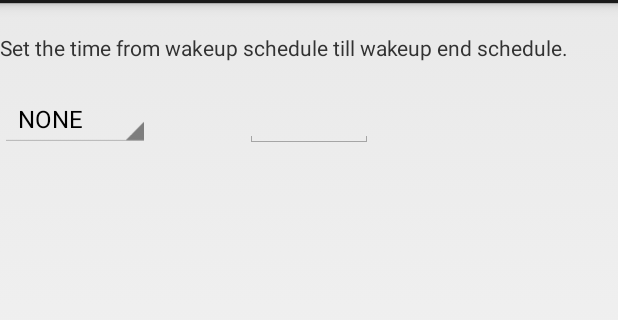
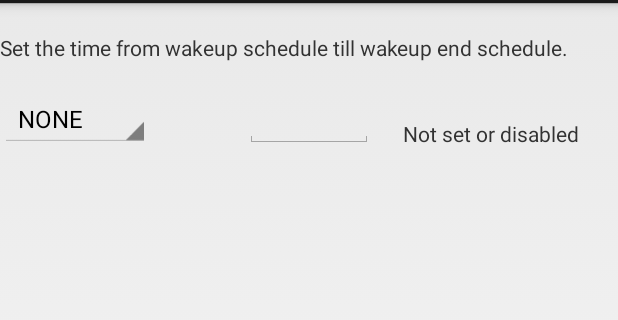
Before and after one commit to Marcel-Malus/HueSleepAndWake, an Android app: the fragment WakeEndScheduleFragment shown on its own in the app's theme, on a phone screen of 412 x 824 dp, the part 69-389 px from its top. Run offline under Robolectric (Android 15) with nearby library versions, the phone set to English and light mode, and no system bars; 8 statements that could not run were skipped.

Commit message:
Initial status display.

```diff
--- a/app/src/main/java/com/philips/lighting/data/PHScheduleFix.java
+++ b/app/src/main/java/com/philips/lighting/data/PHScheduleFix.java
@@ -55,6 +55,10 @@ public class PHScheduleFix {
                 id;
     }
 
+    public PHSchedule getSchedule() {
+        return schedule;
+    }
+
     public String getId() {
         return id;
     }
--- a/app/src/main/java/com/philips/lighting/quickstart/PHHomeActivity.java
+++ b/app/src/main/java/com/philips/lighting/quickstart/PHHomeActivity.java
@@ -40,7 +40,7 @@ import java.util.List;
 public class PHHomeActivity extends Activity implements OnItemClickListener {
 
     private PHHueSDK phHueSDK;
-    public static final String TAG = "QuickStart";
+    public static final String TAG = "HueSleepAndWakeApp";
     private HueSharedPreferences prefs;
     private AccessPointListAdapter adapter;
 
--- a/app/src/main/java/com/philips/lighting/quickstart/SleepScheduleFragment.java
+++ b/app/src/main/java/com/philips/lighting/quickstart/SleepScheduleFragment.java
@@ -7,6 +7,7 @@ import android.view.View;
 import android.view.ViewGroup;
 import android.widget.Spinner;
 import android.widget.Switch;
+import android.widget.TextView;
 
 import com.philips.lighting.data.PHScheduleFix;
 import com.philips.lighting.hue.listener.PHHTTPListener;
@@ -25,6 +26,7 @@ public class SleepScheduleFragment extends AbstractScheduleFragment {
 
     private Spinner scheduleSpinner;
     private Switch sleepSwitch;
+    private TextView statusTxt;
 
     @Override
     public View onCreateView(LayoutInflater inflater, ViewGroup container, Bundle savedInstanceState) {
@@ -41,6 +43,9 @@ public class SleepScheduleFragment extends AbstractScheduleFragment {
 
         sleepSwitch = (Switch) getActivity().findViewById(R.id.sleepSwitch);
         sleepSwitch.setChecked(getPrefs().isSleepActive());
+
+        statusTxt = (TextView) getActivity().findViewById(R.id.sleepStatusTxt);
+        setInitialStatus(sleepScheduleId, statusTxt);
     }
 
     public boolean updateSleepSchedule(PHBridge bridge) {
--- a/app/src/main/java/com/philips/lighting/quickstart/WakeEndScheduleFragment.java
+++ b/app/src/main/java/com/philips/lighting/quickstart/WakeEndScheduleFragment.java
@@ -7,6 +7,7 @@ import android.view.View;
 import android.view.ViewGroup;
 import android.widget.EditText;
 import android.widget.Spinner;
+import android.widget.TextView;
 
 import com.philips.lighting.data.PHScheduleFix;
 import com.philips.lighting.hue.listener.PHHTTPListener;
@@ -24,6 +25,7 @@ public class WakeEndScheduleFragment extends AbstractScheduleFragment {
 
     private Spinner scheduleSpinner;
     private EditText inputTimeTxt;
+    private TextView statusTxt;
 
     @Override
     public View onCreateView(LayoutInflater inflater, ViewGroup container, Bundle savedInstanceState) {
@@ -40,6 +42,9 @@ public class WakeEndScheduleFragment extends AbstractScheduleFragment {
 
         inputTimeTxt = (EditText) getActivity().findViewById(R.id.wakeEndTime);
         inputTimeTxt.setText(getPrefs().getWakeEndTime());
+
+        statusTxt = (TextView) getActivity().findViewById(R.id.wakeEndStatusTxt);
+        setInitialStatus(wakeEndScheduleId, statusTxt);
     }
 
 
--- a/app/src/main/java/com/philips/lighting/quickstart/WakeUpScheduleFragment.java
+++ b/app/src/main/java/com/philips/lighting/quickstart/WakeUpScheduleFragment.java
@@ -7,6 +7,7 @@ import android.view.View;
 import android.view.ViewGroup;
 import android.widget.EditText;
 import android.widget.Spinner;
+import android.widget.TextView;
 
 import com.philips.lighting.data.PHScheduleFix;
 import com.philips.lighting.hue.listener.PHHTTPListener;
@@ -28,6 +29,7 @@ public class WakeUpScheduleFragment extends AbstractScheduleFragment {
 
     private Spinner scheduleSpinner;
     private EditText inputTimeTxt;
+    private TextView statusTxt;
 
     @Override
     public View onCreateView(LayoutInflater inflater, ViewGroup container, Bundle savedInstanceState) {
@@ -44,8 +46,10 @@ public class WakeUpScheduleFragment extends AbstractScheduleFragment {
 
         inputTimeTxt = (EditText) getActivity().findViewById(R.id.wakeTime);
         inputTimeTxt.setText(getPrefs().getWakeTime());
+
+        statusTxt = (TextView) getActivity().findViewById(R.id.wakeUpStatusTxt);
+        setInitialStatus(wakeUpScheduleId, statusTxt);
     }
-
 
     public Date updateWakeUpSchedule(PHBridge bridge) {
         PHScheduleFix schedule = getSelectedValidSchedule(scheduleSpinner);
--- a/app/src/main/res/layout/schedule_wake_end.xml
+++ b/app/src/main/res/layout/schedule_wake_end.xml
@@ -28,4 +28,15 @@
         android:inputType="time"
         android:maxLength="8" />
 
+    <TextView
+        android:id="@+id/wakeEndStatusTxt"
+        android:layout_width="wrap_content"
+        android:layout_height="wrap_content"
+        android:layout_marginLeft="20dp"
+        android:layout_marginStart="20dp"
+        android:layout_alignBottom="@+id/wakeEndTime"
+        android:layout_toRightOf="@+id/wakeEndTime"
+        android:layout_toEndOf="@+id/wakeEndTime"
+        android:text="@string/txt_status" />
+
 </RelativeLayout>
--- a/app/src/main/res/values/strings.xml
+++ b/app/src/main/res/values/strings.xml
@@ -32,10 +32,13 @@
     <string name="txt_set_wake_end_in_time">Set the time from wakeup schedule till wakeup end schedule.</string>
     <string name="txt_start_sleep_schedule">Start sleep schedule with setting the alarm.</string>
     <string name="btn_set_alarm">Set alarm</string>
+
     <string name="txt_status">Status</string>
     <string name="txt_status_updating">Updating…</string>
     <string name="txt_status_update_finished">Update finished</string>
     <string name="txt_status_updated_nothing">Updated nothing :-/</string>
     <string name="txt_status_no_time_format">The time must be in this format: "HH[:MM[:SS]]".</string>
+    <string name="txt_status_current_setting">Current: %s</string>
+    <string name="txt_status_not_set">Not set or disabled</string>
 
 </resources>
```
Also changed, not shown: app/src/main/java/com/philips/lighting/quickstart/AbstractScheduleFragment.java (+21 -0 lines), app/src/main/res/layout/schedule_sleep.xml (+12 -0 lines), app/src/main/res/layout/schedule_wake_up.xml (+11 -0 lines).
